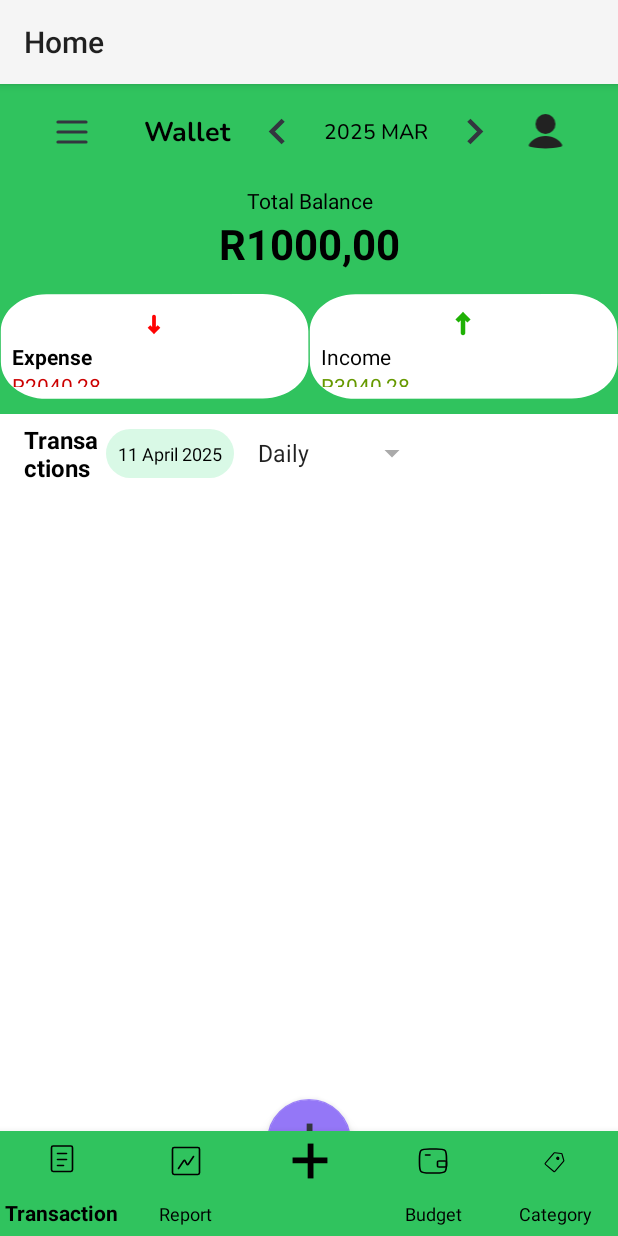
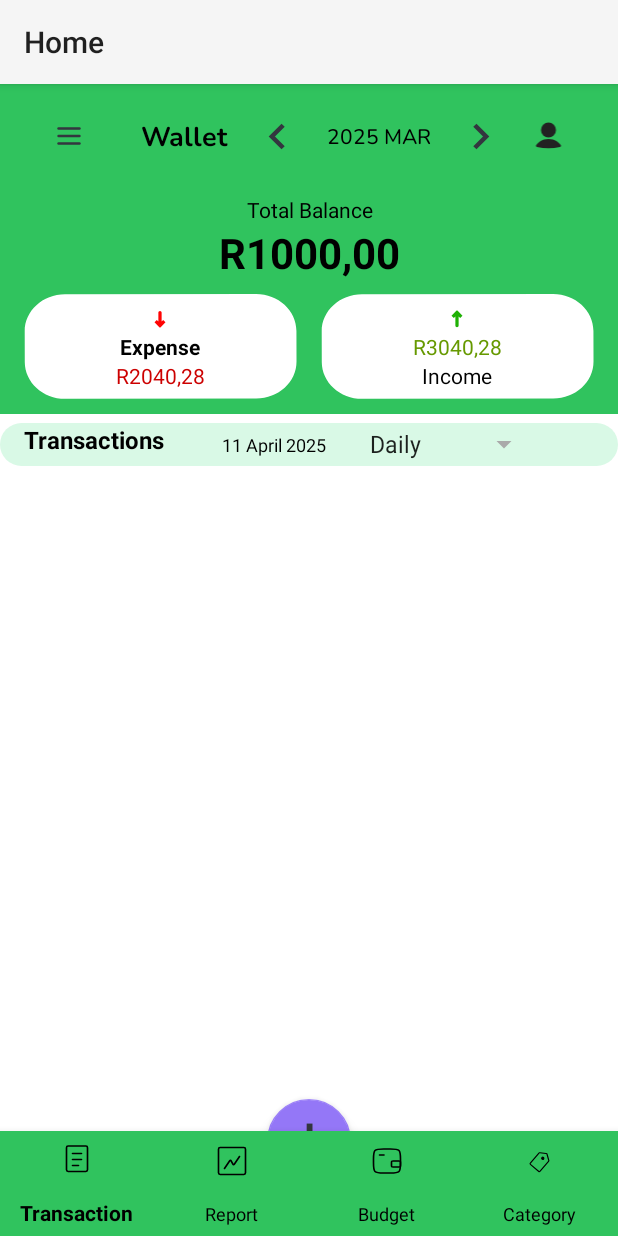
Before and after one commit to WhiteSkyTK/PennyWise, an Android app: the MainActivity screen opened directly, with no data from a screen before it, on a phone screen of 412 x 824 dp. Run offline under Robolectric (Android 15) with nearby library versions, the phone set to English and light mode, and no system bars.

Commit message:
Fix the activity_main.xml done but fix design later

```diff
--- a/app/src/main/java/com/example/pennywise/MainActivity.kt
+++ b/app/src/main/java/com/example/pennywise/MainActivity.kt
@@ -5,6 +5,7 @@ import androidx.activity.enableEdgeToEdge
 import androidx.appcompat.app.AppCompatActivity
 import androidx.core.view.ViewCompat
 import androidx.core.view.WindowInsetsCompat
+import com.google.android.material.bottomnavigation.BottomNavigationView
 
 class MainActivity : AppCompatActivity() {
     override fun onCreate(savedInstanceState: Bundle?) {
@@ -18,5 +19,8 @@ class MainActivity : AppCompatActivity() {
             insets
 
         }
+        val bottomNav = findViewById<BottomNavigationView>(R.id.bottomNav)
+        bottomNav.menu.findItem(R.id.nav_add).isVisible = false
+
     }
 }
--- a/app/src/main/res/layout/activity_main.xml
+++ b/app/src/main/res/layout/activity_main.xml
@@ -16,7 +16,8 @@
         android:layout_height="220dp"
         android:background="@color/main_green"
         android:orientation="vertical"
-        android:padding="16dp"
+        android:paddingHorizontal="16dp"
+        android:paddingTop="20dp"
         app:layout_constraintTop_toTopOf="parent"
         app:layout_constraintStart_toStartOf="parent"
         app:layout_constraintEnd_toEndOf="parent">
@@ -30,8 +31,8 @@
             android:weightSum="4">
 
             <ImageView
-                android:layout_width="32dp"
-                android:layout_height="32dp"
+                android:layout_width="24dp"
+                android:layout_height="24dp"
                 android:src="@drawable/ic_menu"
                 android:contentDescription="Menu"
                 android:layout_weight="1"/>
@@ -39,12 +40,12 @@
             <TextView
                 android:layout_width="wrap_content"
                 android:layout_height="wrap_content"
+                android:text="Wallet"
+                android:textSize="18sp"
                 android:layout_weight="1"
                 android:fontFamily="@font/nunito_bold"
                 android:gravity="center"
-                android:text="Wallet"
-                android:textColor="@android:color/black"
-                android:textSize="18sp" />
+                android:textColor="@android:color/black" />
 
             <TextView
                 android:id="@+id/calendarText"
@@ -59,12 +60,12 @@
                 android:gravity="center"/>
 
             <ImageView
-                android:layout_width="32dp"
-                android:layout_height="32dp"
+                android:layout_width="24dp"
+                android:layout_height="24dp"
                 android:src="@drawable/ic_profile"
                 android:contentDescription="Profile"
-                android:layout_weight="1"
-                android:gravity="end"/>
+                android:layout_weight="1"/>
+
         </LinearLayout>
 
         <!-- Total Balance -->
@@ -74,7 +75,7 @@
             android:layout_height="wrap_content"
             android:text="Total Balance"
             android:textColor="@android:color/black"
-            android:layout_marginTop="20dp"
+            android:layout_marginTop="24dp"
             android:textAlignment="center"/>
 
         <TextView
@@ -86,6 +87,7 @@
             android:textStyle="bold"
             android:textColor="@android:color/black"
             android:textAlignment="center"/>
+
     </LinearLayout>
 
     <!-- Income & Expense -->
@@ -96,6 +98,8 @@
         android:layout_marginTop="-80dp"
         android:orientation="horizontal"
         android:gravity="center"
+        android:paddingHorizontal="16dp"
+        android:weightSum="2"
         app:layout_constraintTop_toBottomOf="@id/topHeader"
         app:layout_constraintStart_toStartOf="parent"
         app:layout_constraintEnd_toEndOf="parent">
@@ -107,18 +111,19 @@
             android:orientation="vertical"
             android:background="@drawable/card_white"
             android:padding="8dp"
+            android:layout_marginEnd="8dp"
             android:gravity="center">
 
             <ImageView
-                android:layout_width="20dp"
-                android:layout_height="24dp"
-                android:src="@drawable/ic_expense"
-                android:textColor="@android:color/black"/>
+                android:layout_width="17dp"
+                android:layout_height="17dp"
+                android:src="@drawable/ic_expense" />
 
             <TextView
                 android:layout_width="match_parent"
                 android:layout_height="wrap_content"
                 android:text="Expense"
+                android:textAlignment="center"
                 android:textColor="@android:color/black"
                 android:textSize="14sp"
                 android:textStyle="bold" />
@@ -127,7 +132,8 @@
                 android:layout_width="match_parent"
                 android:layout_height="wrap_content"
                 android:text="R2040,28"
-                android:textColor="@android:color/holo_red_dark"/>
+                android:textAlignment="center"
+                android:textColor="@android:color/holo_red_dark" />
         </LinearLayout>
 
         <LinearLayout
@@ -137,25 +143,30 @@
             android:orientation="vertical"
             android:background="@drawable/card_white"
             android:padding="8dp"
-            android:elevation="4dp"
+            android:layout_marginStart="8dp"
             android:gravity="center">
 
             <ImageView
-                android:layout_width="24dp"
-                android:layout_height="24dp"
-                android:src="@drawable/ic_income"/>
+                android:layout_width="17dp"
+                android:layout_height="17dp"
+
+                android:src="@drawable/ic_income" />
 
             <TextView
-                android:text="Income"
                 android:layout_width="match_parent"
                 android:layout_height="wrap_content"
-                android:textColor="@android:color/black"/>
+                android:text="R3040,28"
+                android:textAlignment="center"
+                android:textColor="@android:color/holo_green_dark" />
 
             <TextView
-                android:text="R3040,28"
                 android:layout_width="match_parent"
                 android:layout_height="wrap_content"
-                android:textColor="@android:color/holo_green_dark"/>
+                android:text="Income"
+                android:textAlignment="center"
+                android:textColor="@android:color/black"
+                android:textSize="14sp" />
+
         </LinearLayout>
     </LinearLayout>
 
@@ -163,50 +174,52 @@
         android:id="@+id/transactionHeader"
         android:layout_width="0dp"
         android:layout_height="wrap_content"
+        android:layout_marginTop="16dp"
         android:orientation="horizontal"
-        android:paddingStart="16dp"
-        android:paddingEnd="16dp"
+        android:paddingHorizontal="16dp"
+        android:gravity="center_vertical"
+        android:background="@drawable/pill_background"
+        android:weightSum="3"
         app:layout_constraintTop_toBottomOf="@id/incomeExpenseLayout"
         app:layout_constraintStart_toStartOf="parent"
-        app:layout_constraintEnd_toEndOf="parent"
-        android:layout_marginTop="16dp"
-        android:gravity="center_vertical"
-        android:weightSum="3">
+        app:layout_constraintEnd_toEndOf="parent">
 
         <!-- Left: Transaction -->
         <TextView
-            android:layout_width="0dp"
-            android:layout_height="wrap_content"
+            android:layout_width="108dp"
+            android:layout_height="match_parent"
             android:layout_weight="1"
             android:text="Transactions"
-            android:textStyle="bold"
             android:textColor="@android:color/black"
-            android:textSize="16sp" />
+            android:textSize="16sp"
+            android:textStyle="bold" />
 
         <!-- Middle: Date pill -->
         <TextView
             android:id="@+id/todayDate"
             android:layout_width="wrap_content"
             android:layout_height="wrap_content"
-            android:background="@drawable/pill_background"
             android:text="11 April 2025"
-            android:padding="8dp"
+            android:padding="6dp"
             android:textColor="@android:color/black"
-            android:textSize="12sp"
-            android:layout_marginEnd="8dp"/>
+            android:textSize="12sp" />
 
         <!-- Right: Dropdown -->
         <Spinner
             android:id="@+id/filterSpinner"
             android:layout_width="wrap_content"
             android:layout_height="wrap_content"
+            android:layout_marginStart="15dp"
+            android:backgroundTint="@android:color/darker_gray"
             android:entries="@array/time_filter_options"
             android:spinnerMode="dropdown"
-            android:backgroundTint="@android:color/darker_gray"/>
+            tools:ignore="TouchTargetSizeCheck" />
     </LinearLayout>
 
 
     <!-- Transaction List Placeholder -->
+
+    <!-- Bottom Nav + FAB -->
     <androidx.recyclerview.widget.RecyclerView
         android:id="@+id/transactionList"
         android:layout_width="0dp"
@@ -215,20 +228,23 @@
         android:padding="16dp"
         app:layout_constraintBottom_toTopOf="@id/bottomNav"
         app:layout_constraintEnd_toEndOf="parent"
+        app:layout_constraintHorizontal_bias="1.0"
         app:layout_constraintStart_toStartOf="parent"
-        app:layout_constraintTop_toBottomOf="@id/incomeExpenseLayout" />
+        app:layout_constraintTop_toBottomOf="@id/incomeExpenseLayout"
+        app:layout_constraintVertical_bias="1.0" />
 
-    <!-- Bottom Nav + FAB -->
     <com.google.android.material.bottomnavigation.BottomNavigationView
         android:id="@+id/bottomNav"
-        android:layout_width="match_parent"
+        android:layout_width="0dp"
         android:layout_height="70dp"
         android:background="@color/main_green"
         app:itemIconTint="@color/black"
         app:itemTextColor="@color/black"
         app:menu="@menu/bottom_nav_menu"
         app:labelVisibilityMode="labeled"
-        app:layout_constraintBottom_toBottomOf="parent"/>
+        app:layout_constraintBottom_toBottomOf="parent"
+        app:layout_constraintStart_toStartOf="parent"
+        app:layout_constraintEnd_toEndOf="parent" />
 
     <com.google.android.material.floatingactionbutton.FloatingActionButton
         android:id="@+id/fab"
```
